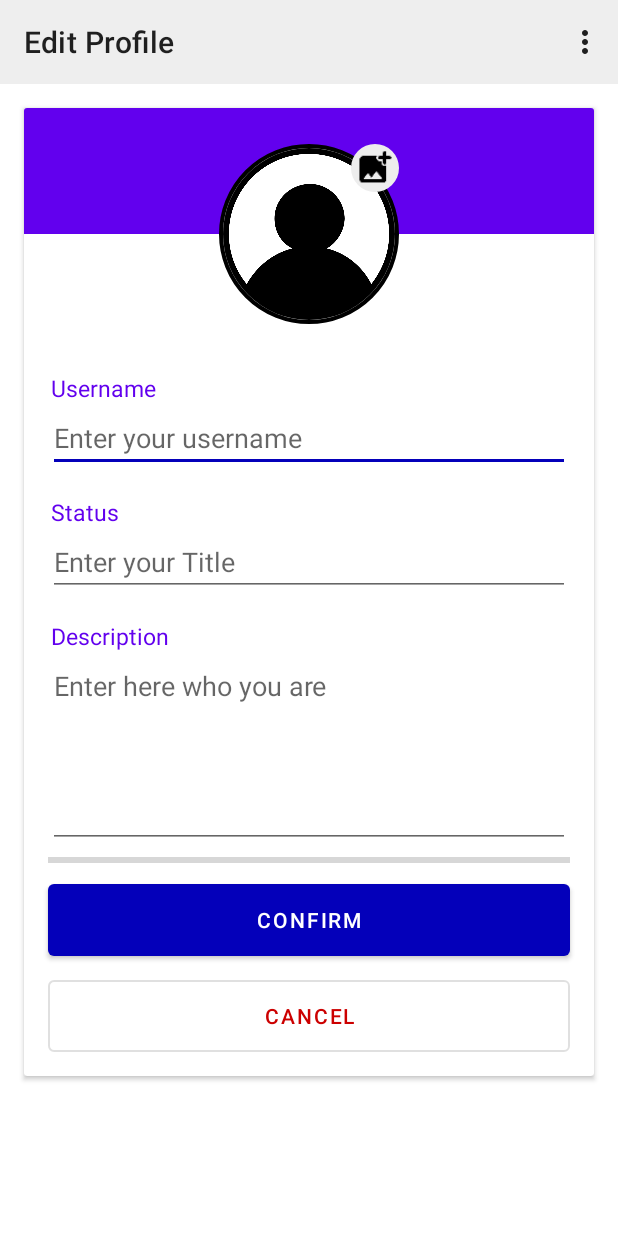
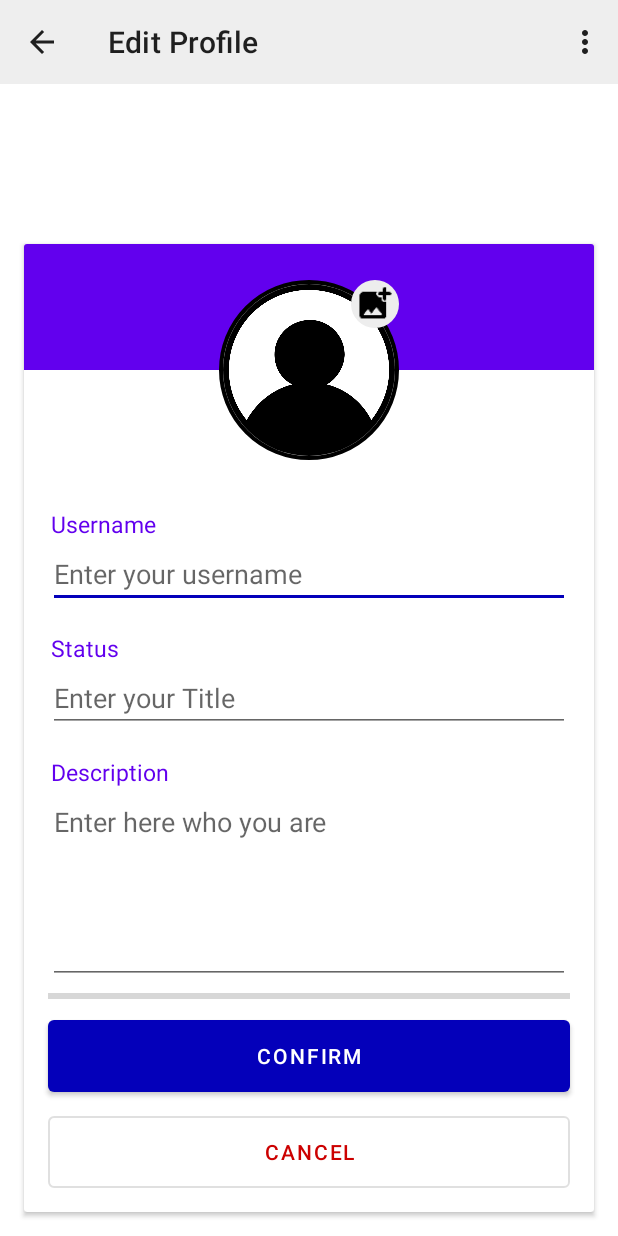
Before and after one commit to DannyOnCode/MAD-2020-threadapp, an Android app: the EditProfileActivity screen opened directly, with no data from a screen before it, on a phone screen of 412 x 824 dp. Run offline under Robolectric (Android 15) with nearby library versions, the phone set to English and light mode, and no system bars; our stand-ins replace CircleImageView, Firebase (no records; nobody signed in at launch, a user with empty details on screens opened directly), Picasso; pictures from the network do not load; Roboto replaces fonts that are not available here.

Commit message:
fixed editprofile ui

```diff
--- a/app/src/main/java/com/threadteam/thread/activities/EditProfileActivity.java
+++ b/app/src/main/java/com/threadteam/thread/activities/EditProfileActivity.java
@@ -165,6 +165,14 @@ public class EditProfileActivity extends MainBaseActivity {
     @Override
     protected Integer setBottomToolbarAMVIncludeId() {
         return null;
+    }
+
+    @Override
+    protected void DoAdditionalSetupForToolbars() {
+        if(currentActivity.getSupportActionBar() != null) {
+            currentActivity.getSupportActionBar().setDisplayHomeAsUpEnabled(true);
+        }
+        super.DoAdditionalSetupForToolbars();
     }
 
     @Override
--- a/app/src/main/res/layout/activity_editprofile.xml
+++ b/app/src/main/res/layout/activity_editprofile.xml
@@ -6,24 +6,28 @@
     android:layout_width="match_parent"
     android:layout_height="match_parent">
 
+    <include
+        android:id="@+id/editProfileInclude"
+        layout="@layout/activity_partial_topnavtoolbar"
+        android:layout_width="0dp"
+        android:layout_height="56dp"
+        app:layout_constraintEnd_toEndOf="parent"
+        app:layout_constraintStart_toStartOf="parent"
+        app:layout_constraintTop_toTopOf="parent" />
+
     <androidx.core.widget.NestedScrollView
         android:id="@+id/EditProfileNSV"
         android:layout_width="match_parent"
-        android:layout_height="match_parent"
-        android:fillViewport="true">
+        android:layout_height="0dp"
+        android:fillViewport="true"
+        app:layout_constraintBottom_toBottomOf="parent"
+        app:layout_constraintEnd_toEndOf="parent"
+        app:layout_constraintStart_toStartOf="parent"
+        app:layout_constraintTop_toBottomOf="@+id/editProfileInclude">
 
         <androidx.constraintlayout.widget.ConstraintLayout
             android:layout_width="match_parent"
             android:layout_height="wrap_content">
-
-            <include
-                android:id="@+id/editProfileInclude"
-                layout="@layout/activity_partial_topnavtoolbar"
-                android:layout_width="0dp"
-                android:layout_height="56dp"
-                app:layout_constraintEnd_toEndOf="parent"
-                app:layout_constraintStart_toStartOf="parent"
-                app:layout_constraintTop_toTopOf="parent" />
 
             <androidx.cardview.widget.CardView
                 android:id="@+id/retractKeyboard"
@@ -32,6 +36,8 @@
                 android:layout_marginStart="16dp"
                 android:layout_marginTop="16dp"
                 android:layout_marginEnd="16dp"
+                android:layout_marginBottom="16dp"
+                app:layout_constraintBottom_toBottomOf="parent"
                 app:layout_constraintEnd_toEndOf="parent"
                 app:layout_constraintStart_toStartOf="parent"
                 app:layout_constraintTop_toBottomOf="@+id/editProfileInclude">
```
